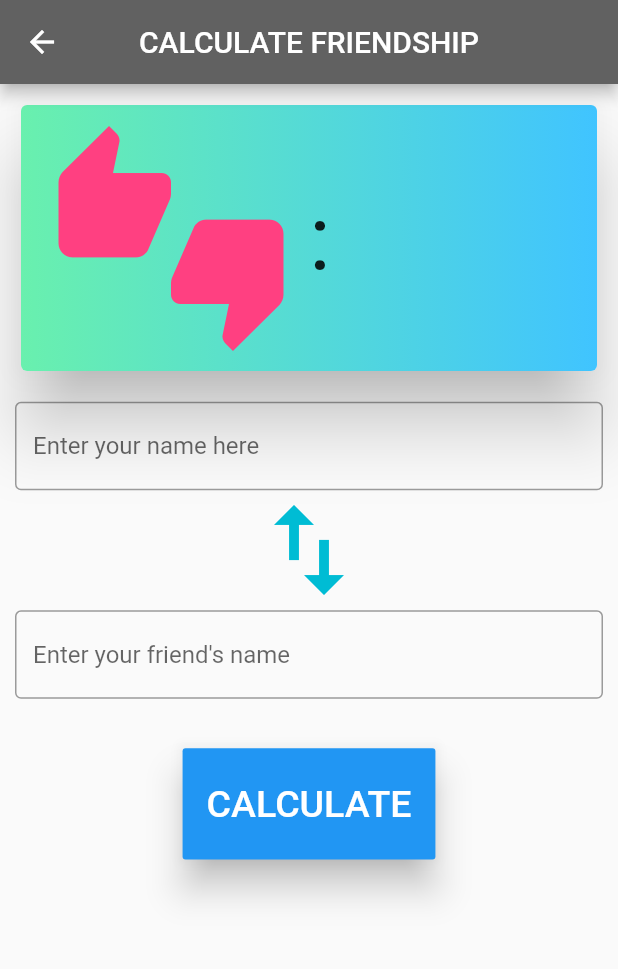
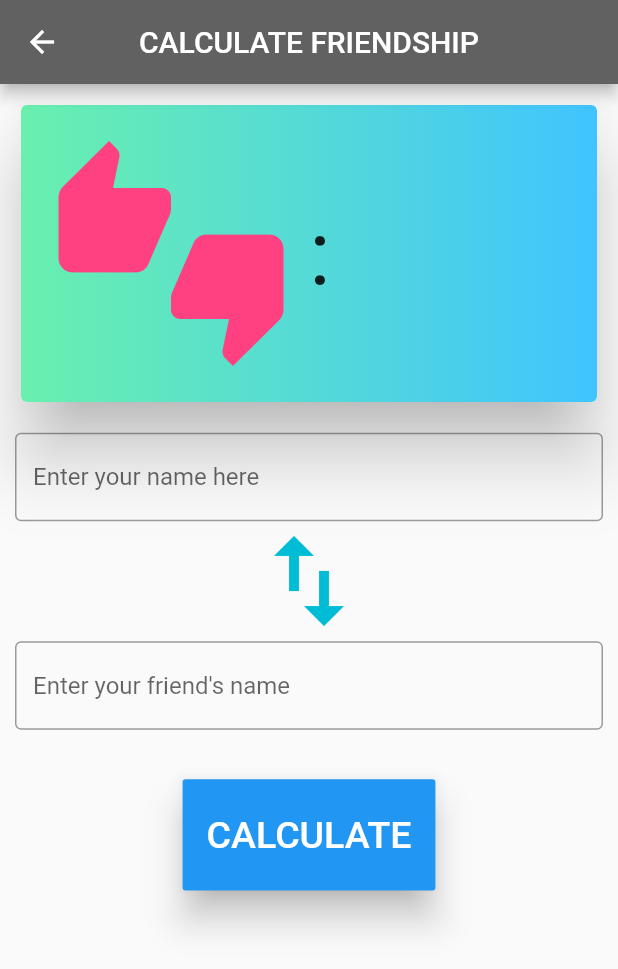
Before and after one commit to RajdeepThakare/Fun-Calculator, a Flutter app: the Friendship screen opened by its route, on a phone screen of 412 x 824 dp. Shown: the top 969 px of the screen. Run offline on Flutter 3.47's test engine with Material 2 defaults, Android fonts, the phone set to English and light mode, and no system bars; drawn by our look-alikes of gradient_widgets; missing offline and left inert: firebase_admob; accounts and stored records are empty.

Commit message:
minor improvements

```diff
--- a/lib/pages/friendship.dart
+++ b/lib/pages/friendship.dart
@@ -55,7 +55,7 @@ class _FriendshipState extends State<Friendship> {
               child: Column(
                 children: <Widget>[
                   Container(
-                    height: MediaQuery.of(context).size.width * 0.450,
+                    height: MediaQuery.of(context).size.width * 0.500,
                     child: GradientCard(
                       gradient: LinearGradient(
                         colors: [Colors.greenAccent, Colors.lightBlueAccent],
--- a/lib/pages/hateness.dart
+++ b/lib/pages/hateness.dart
@@ -55,7 +55,7 @@ class _HatenessState extends State<Hateness> {
               child: Column(
                 children: <Widget>[
                   Container(
-                    height: MediaQuery.of(context).size.width * 0.4,
+                    height: MediaQuery.of(context).size.width * 0.5,
                     child: GradientCard(
                       gradient: LinearGradient(
                         colors: [Colors.brown[400], Colors.brown],
```
